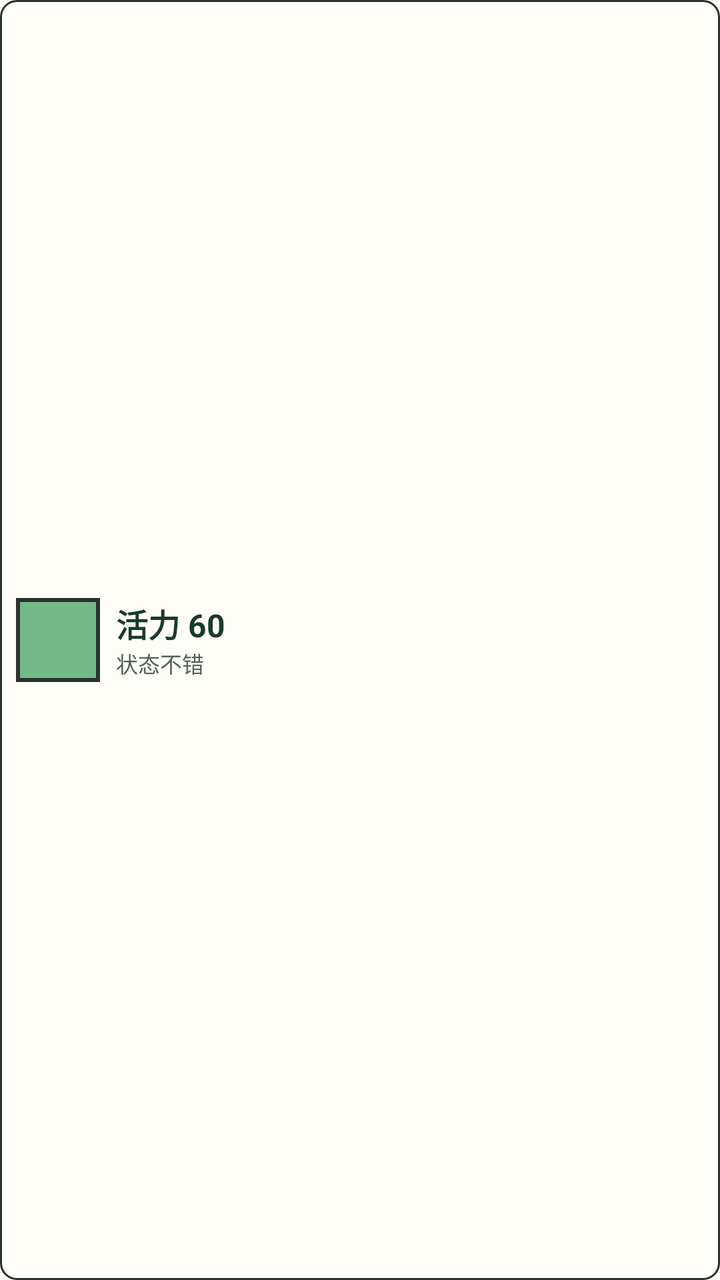
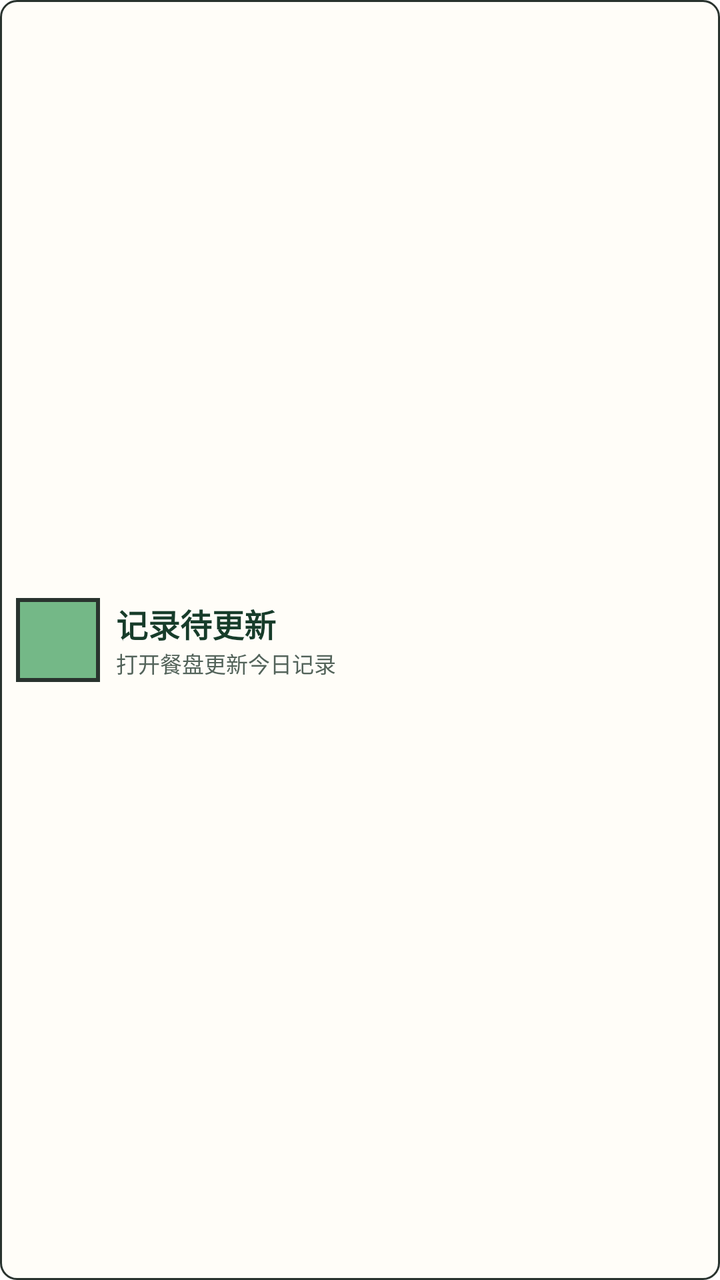

Two renders of the same Android screen: before a commit and after it. Below are the layout's source before the change and the commit's diff.
<!-- AndroidManifest.xml: fallback theme Theme.MaterialComponents.DayNight.NoActionBar -->
<!-- res/layout/widget_small.xml -->
<?xml version="1.0" encoding="utf-8"?>
<LinearLayout xmlns:android="http://schemas.android.com/apk/res/android"
    android:id="@+id/widget_root"
    android:layout_width="match_parent"
    android:layout_height="match_parent"
    android:background="@drawable/widget_background"
    android:gravity="center_vertical"
    android:orientation="horizontal"
    android:padding="8dp">

    <ImageView
        android:id="@+id/widget_sprite"
        android:layout_width="42dp"
        android:layout_height="42dp"
        android:contentDescription="@string/widget_pet_sprite"
        android:scaleType="centerInside"
        android:src="@drawable/widget_pet_placeholder" />

    <LinearLayout
        android:layout_width="0dp"
        android:layout_height="wrap_content"
        android:layout_marginStart="8dp"
        android:layout_weight="1"
        android:orientation="vertical">

        <TextView
            android:id="@+id/widget_vitality"
            android:layout_width="match_parent"
            android:layout_height="wrap_content"
            android:ellipsize="end"
            android:maxLines="1"
            android:text="活力 60"
            android:textColor="#173C2A"
            android:textSize="16sp"
            android:textStyle="bold" />

        <TextView
            android:id="@+id/widget_vitality_state"
            android:layout_width="match_parent"
            android:layout_height="wrap_content"
            android:ellipsize="end"
            android:maxLines="1"
            android:text="状态不错"
            android:textColor="#53635A"
            android:textSize="11sp" />
    </LinearLayout>
</LinearLayout>
<!-- resources referenced by this layout -->
<resources>
  <!-- drawable widget_background (drawable) -->
  <?xml version="1.0" encoding="utf-8"?>
  <shape xmlns:android="http://schemas.android.com/apk/res/android"
      android:shape="rectangle">
      <solid android:color="#FFFDF8" />
      <corners android:radius="8dp" />
      <stroke
          android:width="1dp"
          android:color="#29332E" />
  </shape>
  <!-- drawable widget_pet_placeholder (drawable) -->
  <?xml version="1.0" encoding="utf-8"?>
  <shape xmlns:android="http://schemas.android.com/apk/res/android"
      android:shape="rectangle">
      <solid android:color="#74B887" />
      <stroke
          android:width="2dp"
          android:color="#29332E" />
  </shape>
  <string name="widget_pet_sprite">伙伴状态图</string>
</resources>

<!-- the commit's change to res/layout/widget_small.xml (unified diff, before → after) -->
@@ -29,7 +29,7 @@
             android:layout_height="wrap_content"
             android:ellipsize="end"
             android:maxLines="1"
-            android:text="活力 60"
+            android:text="记录待更新"
             android:textColor="#173C2A"
             android:textSize="16sp"
             android:textStyle="bold" />
@@ -39,8 +39,8 @@
             android:layout_width="match_parent"
             android:layout_height="wrap_content"
             android:ellipsize="end"
-            android:maxLines="1"
-            android:text="状态不错"
+            android:maxLines="2"
+            android:text="打开餐盘更新今日记录"
             android:textColor="#53635A"
             android:textSize="11sp" />
     </LinearLayout>
